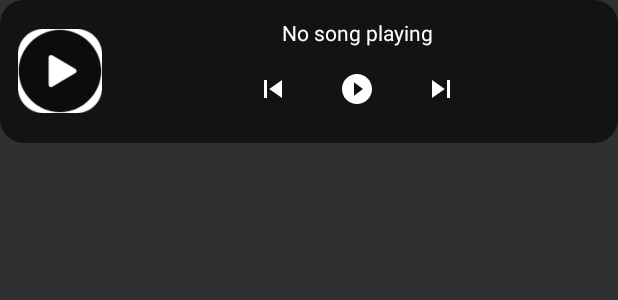
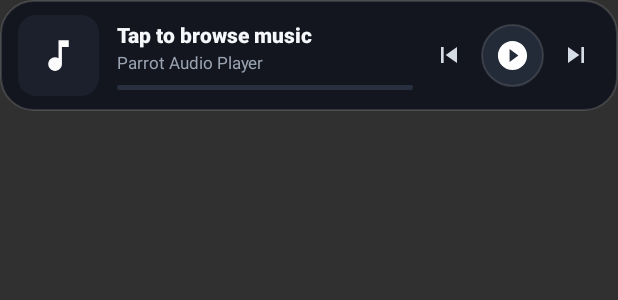
Before and after one commit to NyamboW/parrot_player, an Android app: the layout widget_player.xml on its own in the app's theme, with its tools: preview values and no code run, on a phone screen of 412 x 824 dp. Shown: the top 300 px of the screen. Run offline under Robolectric (Android 15) with nearby library versions, the phone set to English and light mode, and no system bars.

Commit message:
upgraded the widget

```diff
--- /dev/null
+++ b/app/src/main/res/drawable/widget_art_bg.xml
@@ -0,0 +1,5 @@
+<?xml version="1.0" encoding="utf-8"?>
+<shape xmlns:android="http://schemas.android.com/apk/res/android">
+    <solid android:color="#1B202C" />
+    <corners android:radius="12dp" />
+</shape>
--- a/app/src/main/res/drawable/widget_bg.xml
+++ b/app/src/main/res/drawable/widget_bg.xml
@@ -1,5 +1,8 @@
 <?xml version="1.0" encoding="utf-8"?>
 <shape xmlns:android="http://schemas.android.com/apk/res/android">
-    <solid android:color="#99000000" />
-    <corners android:radius="16dp" />
+    <solid android:color="#EB11141D" />
+    <corners android:radius="22dp" />
+    <stroke
+        android:width="1dp"
+        android:color="#24FFFFFF" />
 </shape>
--- /dev/null
+++ b/app/src/main/res/drawable/widget_play_circle_bg.xml
@@ -0,0 +1,8 @@
+<?xml version="1.0" encoding="utf-8"?>
+<shape xmlns:android="http://schemas.android.com/apk/res/android"
+    android:shape="oval">
+    <solid android:color="#232A38" />
+    <stroke
+        android:width="1dp"
+        android:color="#22FFFFFF" />
+</shape>
--- /dev/null
+++ b/app/src/main/res/drawable/widget_progress.xml
@@ -0,0 +1,17 @@
+<?xml version="1.0" encoding="utf-8"?>
+<layer-list xmlns:android="http://schemas.android.com/apk/res/android">
+    <item android:id="@android:id/background">
+        <shape>
+            <corners android:radius="2dp" />
+            <solid android:color="#283040" />
+        </shape>
+    </item>
+    <item android:id="@android:id/progress">
+        <clip>
+            <shape>
+                <corners android:radius="2dp" />
+                <solid android:color="#E8ECF4" />
+            </shape>
+        </clip>
+    </item>
+</layer-list>
--- a/app/src/main/res/layout/widget_player.xml
+++ b/app/src/main/res/layout/widget_player.xml
@@ -3,69 +3,105 @@
     android:id="@+id/widgetRoot"
     android:layout_width="match_parent"
     android:layout_height="wrap_content"
-    android:orientation="horizontal"
     android:background="@drawable/widget_bg"
     android:gravity="center_vertical"
-    android:padding="12dp">
+    android:orientation="horizontal"
+    android:paddingStart="12dp"
+    android:paddingTop="10dp"
+    android:paddingEnd="10dp"
+    android:paddingBottom="10dp">
 
     <ImageView
         android:id="@+id/widgetAlbumArt"
-        android:layout_width="56dp"
-        android:layout_height="56dp"
-        android:src="@drawable/theicon"
+        android:layout_width="54dp"
+        android:layout_height="54dp"
+        android:background="@drawable/widget_art_bg"
+        android:padding="13dp"
         android:scaleType="centerCrop"
-        android:layout_marginEnd="8dp" />
+        android:src="@drawable/ic_music" />
 
     <LinearLayout
         android:layout_width="0dp"
         android:layout_height="wrap_content"
+        android:layout_marginStart="12dp"
+        android:layout_marginEnd="6dp"
         android:layout_weight="1"
-        android:orientation="vertical"
-        android:gravity="center_horizontal">
+        android:orientation="vertical">
 
         <TextView
             android:id="@+id/widgetSongName"
             android:layout_width="match_parent"
             android:layout_height="wrap_content"
-            android:text="No song playing"
-            android:textColor="#FFFFFF"
+            android:ellipsize="end"
+            android:fontFamily="sans-serif-medium"
+            android:singleLine="true"
+            android:text="Tap to browse music"
+            android:textColor="#F5F7FA"
             android:textSize="14sp"
+            android:textStyle="bold" />
+
+        <TextView
+            android:id="@+id/widgetArtistName"
+            android:layout_width="match_parent"
+            android:layout_height="wrap_content"
+            android:layout_marginTop="1.5dp"
+            android:ellipsize="end"
             android:singleLine="true"
-            android:ellipsize="end"
-            android:gravity="center_horizontal"
-            android:layout_marginBottom="4dp"/>
+            android:text="Parrot Audio Player"
+            android:textColor="#9AA3B2"
+            android:textSize="11.5sp" />
+
+        <ProgressBar
+            android:id="@+id/widgetProgressBar"
+            style="?android:attr/progressBarStyleHorizontal"
+            android:layout_width="match_parent"
+            android:layout_height="3dp"
+            android:layout_marginTop="7dp"
+            android:indeterminate="false"
+            android:max="1000"
+            android:progress="0"
+            android:progressDrawable="@drawable/widget_progress" />
+    </LinearLayout>
 
     <LinearLayout
         android:layout_width="wrap_content"
         android:layout_height="wrap_content"
-            android:orientation="horizontal"
-            android:gravity="center">
+        android:gravity="center_vertical"
+        android:orientation="horizontal">
 
         <ImageButton
             android:id="@+id/widgetPrev"
-                android:layout_width="48dp"
-                android:layout_height="48dp"
+            android:layout_width="36dp"
+            android:layout_height="36dp"
+            android:background="?android:attr/selectableItemBackgroundBorderless"
+            android:contentDescription="Previous"
+            android:padding="7dp"
+            android:scaleType="fitCenter"
             android:src="@drawable/ic_previous"
-                android:background="?android:attr/selectableItemBackgroundBorderless"
-                android:tint="#FFFFFF"/>
+            android:tint="#D5DCE6" />
 
         <ImageButton
             android:id="@+id/widgetPlayPause"
-                android:layout_width="48dp"
-                android:layout_height="48dp"
+            android:layout_width="42dp"
+            android:layout_height="42dp"
+            android:layout_marginStart="3dp"
+            android:layout_marginEnd="3dp"
+            android:background="@drawable/widget_play_circle_bg"
+            android:contentDescription="Play or Pause"
+            android:padding="9dp"
+            android:scaleType="fitCenter"
             android:src="@drawable/ic_play"
-                android:background="?android:attr/selectableItemBackgroundBorderless"
-                android:tint="#FFFFFF"
-                android:layout_marginStart="8dp"
-                android:layout_marginEnd="8dp"/>
+            android:tint="#FFFFFF" />
 
         <ImageButton
             android:id="@+id/widgetNext"
-                android:layout_width="48dp"
-                android:layout_height="48dp"
+            android:layout_width="36dp"
+            android:layout_height="36dp"
+            android:background="?android:attr/selectableItemBackgroundBorderless"
+            android:contentDescription="Next"
+            android:padding="7dp"
+            android:scaleType="fitCenter"
             android:src="@drawable/ic_next"
-                android:background="?android:attr/selectableItemBackgroundBorderless"
-                android:tint="#FFFFFF"/>
+            android:tint="#D5DCE6" />
     </LinearLayout>
 </LinearLayout>
-</LinearLayout>
```
Also changed, not shown: app/src/main/java/com/example/parrot/MusicService.java (+41 -56 lines), app/src/main/java/com/example/parrot/PlayerWidgetProvider.java (+160 -46 lines), app/src/main/res/xml/widget_player_info.xml (+5 -2 lines). Lines whose indentation alone changed are shown as unchanged.
